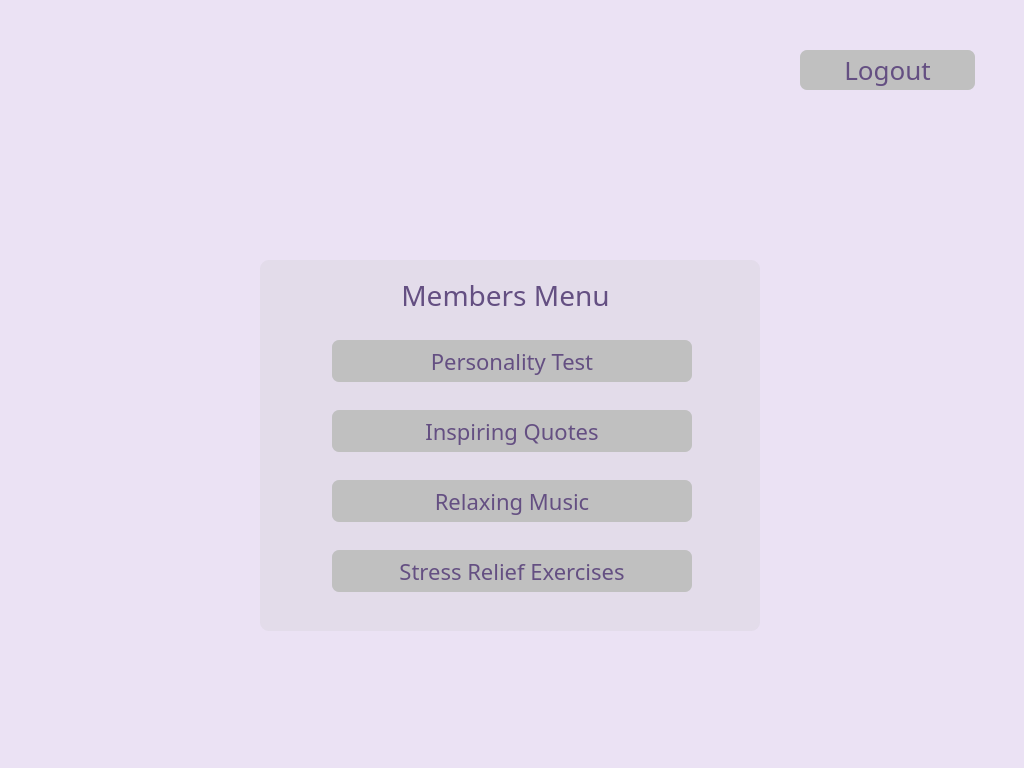
Old version of the form static/home.ui in the repository lakshmivishal9496/Soft-Health.
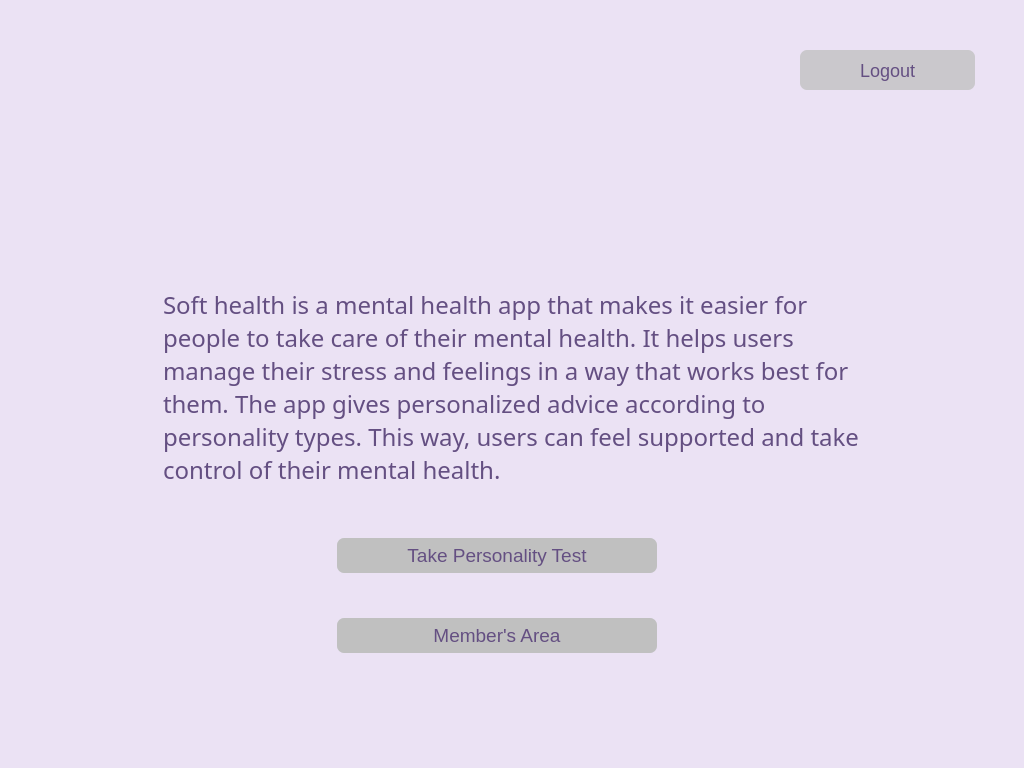
New version of the form. Icons and pictures are not drawn.

Commit message: refactored ui names respectively

The edit to the form file:
```diff
--- a/static/home.ui
+++ b/static/home.ui
@@ -20,28 +20,24 @@
   <widget class="QPushButton" name="b5">
    <property name="geometry">
     <rect>
-     <x>332</x>
-     <y>340</y>
-     <width>360</width>
-     <height>42</height>
+     <x>337</x>
+     <y>538</y>
+     <width>320</width>
+     <height>35</height>
     </rect>
    </property>
    <property name="font">
     <font>
-     <family>Sura</family>
      <pointsize>1</pointsize>
-     <weight>50</weight>
-     <bold>false</bold>
     </font>
    </property>
    <property name="styleSheet">
     <string notr="true">QPushButton#b5{
 background-color:rgb(192, 192, 192);
+
 color: rgb(100, 79, 130);
-font-size: 22px;
+font-size: 19px;
 border-radius : 7px;
-font-family:Sura;
-font-weight:400;
 
 }
 QPushButton#b5: pressed {
@@ -49,112 +45,39 @@
 }</string>
    </property>
    <property name="text">
-    <string>Personality Test</string>
+    <string>Take Personality Test</string>
    </property>
   </widget>
-  <widget class="QPushButton" name="b6">
+  <widget class="QPushButton" name="b9">
    <property name="geometry">
     <rect>
-     <x>332</x>
-     <y>480</y>
-     <width>360</width>
-     <height>42</height>
+     <x>337</x>
+     <y>618</y>
+     <width>320</width>
+     <height>35</height>
     </rect>
    </property>
    <property name="font">
     <font>
-     <family>Sura</family>
      <pointsize>1</pointsize>
-     <weight>50</weight>
-     <bold>false</bold>
     </font>
    </property>
    <property name="styleSheet">
-    <string notr="true">QPushButton#b6{
+    <string notr="true">QPushButton#b9{
 background-color:rgb(192, 192, 192);
-color: rgb(100, 79, 130);
-font-size: 22px;
-border-radius : 7px;
-font-family:Sura;
-font-weight:400;
 
-}
-QPushButton#b6: pressed {
-background-color: rgb(117, 71, 255);
-}</string>
-   </property>
-   <property name="text">
-    <string>Relaxing Music</string>
-   </property>
-  </widget>
-  <widget class="QPushButton" name="b7">
-   <property name="geometry">
-    <rect>
-     <x>332</x>
-     <y>550</y>
-     <width>360</width>
-     <height>42</height>
-    </rect>
-   </property>
-   <property name="font">
-    <font>
-     <family>Sura</family>
-     <pointsize>1</pointsize>
-     <weight>50</weight>
-     <bold>false</bold>
-    </font>
-   </property>
-   <property name="styleSheet">
-    <string notr="true">QPushButton#b7{
-background-color:rgb(192, 192, 192);
 color: rgb(100, 79, 130);
-font-size: 22px;
+font-size: 19px;
 border-radius : 7px;
-font-family:Sura;
-font-weight:400;
 
-}
-QPushButton#b7: pressed {
-background-color: rgb(117, 71, 255);
-}</string>
-   </property>
-   <property name="text">
-    <string>Stress Relief Exercises</string>
-   </property>
-  </widget>
-  <widget class="QPushButton" name="b8">
-   <property name="geometry">
-    <rect>
-     <x>332</x>
-     <y>410</y>
-     <width>360</width>
-     <height>42</height>
-    </rect>
-   </property>
-   <property name="font">
-    <font>
-     <family>Sura</family>
-     <pointsize>1</pointsize>
-     <weight>50</weight>
-     <bold>false</bold>
-    </font>
-   </property>
-   <property name="styleSheet">
-    <string notr="true">QPushButton#b8{
-background-color:rgb(192, 192, 192);
-color: rgb(100, 79, 130);
-font-size: 22px;
-border-radius : 7px;
-font-family:Sura;
-font-weight:400;
 
 }
-QPushButton#b8: pressed {
+QPushButton#b9: pressed {
 background-color: rgb(117, 71, 255);
 }</string>
    </property>
    <property name="text">
-    <string>Inspiring Quotes</string>
+    <string>Member's Area</string>
    </property>
   </widget>
   <widget class="QPushButton" name="b5_2">
@@ -168,35 +91,58 @@
    </property>
    <property name="font">
     <font>
-     <family>Sura</family>
      <pointsize>1</pointsize>
-     <weight>50</weight>
-     <bold>false</bold>
     </font>
    </property>
    <property name="styleSheet">
     <string notr="true">QPushButton#b5_2{
-background-color:rgb(192, 192, 192);
+background-color:rgba(192, 192, 192,200);
+
 color: rgb(100, 79, 130);
-font-size: 26px;
+
+font-size: 18px;
 border-radius : 7px;
-font-family:Sura;
-font-weight:400;
 
 }
 QPushButton#b5_2: pressed {
 background-color: rgb(117, 71, 255);
-}</string>
+}
+</string>
    </property>
    <property name="text">
     <string>Logout</string>
    </property>
   </widget>
+  <widget class="QLabel" name="label_2">
+   <property name="geometry">
+    <rect>
+     <x>163</x>
+     <y>283</y>
+     <width>698</width>
+     <height>208</height>
+    </rect>
+   </property>
+   <property name="styleSheet">
+    <string notr="true">background-color:rgba(192, 192, 192,0);
+font-size: 24px;
+font-family:Sura;
+
+color: rgb(100, 79, 130);
+
+font-weight:400;</string>
+   </property>
+   <property name="text">
+    <string>Soft health is a mental health app that makes it easier for people to take care of their mental health. It helps users manage their stress and feelings in a way that works best for them. The app gives personalized advice according to personality types. This way, users can feel supported and take control of their mental health.</string>
+   </property>
+   <property name="wordWrap">
+    <bool>true</bool>
+   </property>
+  </widget>
   <widget class="QLabel" name="label">
    <property name="geometry">
     <rect>
      <x>416</x>
-     <y>50</y>
+     <y>70</y>
      <width>191</width>
      <height>181</height>
     </rect>
@@ -211,55 +157,6 @@
     <set>Qt::AlignCenter</set>
    </property>
   </widget>
-  <widget class="QLabel" name="label_2">
-   <property name="geometry">
-    <rect>
-     <x>370</x>
-     <y>260</y>
-     <width>271</width>
-     <height>71</height>
-    </rect>
-   </property>
-   <property name="styleSheet">
-    <string notr="true">color: rgb(100, 79, 130);
-font-size: 28px;
-border-radius : 7px;
-font-family:Sura;
-font-weight:400;
-line-height:1.2px;
-background-color: rgba(191, 191, 191, 0)</string>
-   </property>
-   <property name="text">
-    <string>Members Menu</string>
-   </property>
-   <property name="alignment">
-    <set>Qt::AlignCenter</set>
-   </property>
-  </widget>
-  <widget class="QGroupBox" name="groupBox">
-   <property name="geometry">
-    <rect>
-     <x>260</x>
-     <y>260</y>
-     <width>500</width>
-     <height>371</height>
-    </rect>
-   </property>
-   <property name="styleSheet">
-    <string notr="true">background-color:rgba(192, 192, 192, 50);</string>
-   </property>
-   <property name="title">
-    <string/>
-   </property>
-  </widget>
-  <zorder>groupBox</zorder>
-  <zorder>b5</zorder>
-  <zorder>b6</zorder>
-  <zorder>b7</zorder>
-  <zorder>b8</zorder>
-  <zorder>b5_2</zorder>
-  <zorder>label</zorder>
-  <zorder>label_2</zorder>
  </widget>
  <resources/>
  <connections/>
```
The commit also changes 1 other file.
